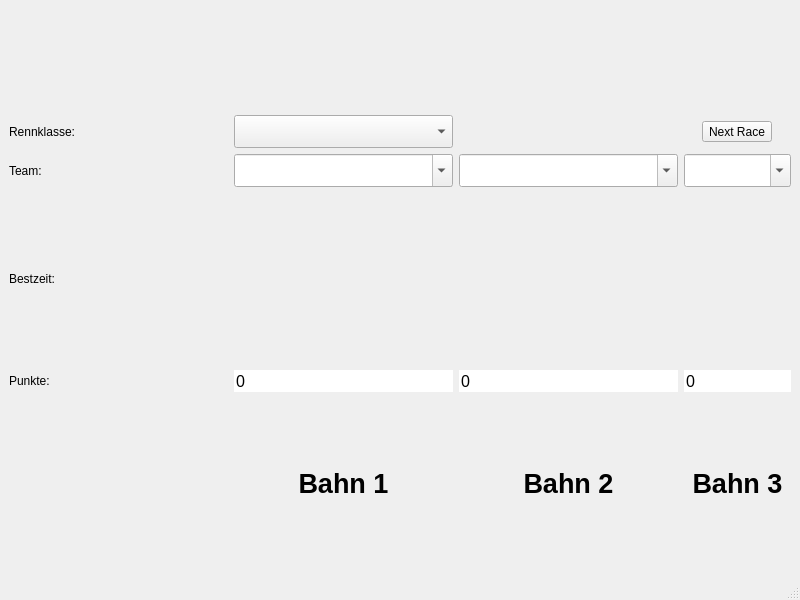
The window that gui/ctrl.ui (rhaschke/SMD) describes before a commit, drawn with Qt 5.
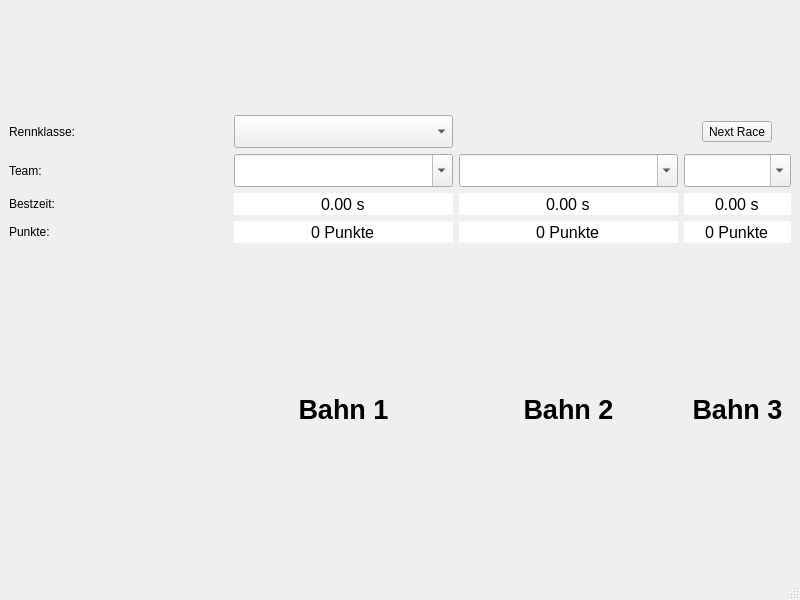
The same window after the commit. Icons and pictures are not drawn. Custom widgets are drawn as their Qt base class.

What changed in the file:
```diff
--- a/gui/ctrl.ui
+++ b/gui/ctrl.ui
@@ -268,12 +268,18 @@
         <property name="frame">
          <bool>false</bool>
         </property>
+        <property name="alignment">
+         <set>Qt::AlignCenter</set>
+        </property>
         <property name="readOnly">
          <bool>true</bool>
         </property>
         <property name="buttonSymbols">
          <enum>QAbstractSpinBox::NoButtons</enum>
         </property>
+        <property name="suffix">
+         <string> Punkte</string>
+        </property>
        </widget>
       </item>
       <item row="3" column="2">
@@ -286,12 +292,18 @@
         <property name="frame">
          <bool>false</bool>
         </property>
+        <property name="alignment">
+         <set>Qt::AlignCenter</set>
+        </property>
         <property name="readOnly">
          <bool>true</bool>
         </property>
         <property name="buttonSymbols">
          <enum>QAbstractSpinBox::NoButtons</enum>
         </property>
+        <property name="suffix">
+         <string> Punkte</string>
+        </property>
        </widget>
       </item>
       <item row="3" column="3">
@@ -304,12 +316,18 @@
         <property name="frame">
          <bool>false</bool>
         </property>
+        <property name="alignment">
+         <set>Qt::AlignCenter</set>
+        </property>
         <property name="readOnly">
          <bool>true</bool>
         </property>
         <property name="buttonSymbols">
          <enum>QAbstractSpinBox::NoButtons</enum>
         </property>
+        <property name="suffix">
+         <string> Punkte</string>
+        </property>
        </widget>
       </item>
       <item row="0" column="3">
@@ -323,6 +341,78 @@
         </item>
        </layout>
       </item>
+      <item row="2" column="1">
+       <widget class="QDoubleSpinBox" name="best_time_1">
+        <property name="font">
+         <font>
+          <pointsize>12</pointsize>
+         </font>
+        </property>
+        <property name="frame">
+         <bool>false</bool>
+        </property>
+        <property name="alignment">
+         <set>Qt::AlignCenter</set>
+        </property>
+        <property name="readOnly">
+         <bool>true</bool>
+        </property>
+        <property name="buttonSymbols">
+         <enum>QAbstractSpinBox::NoButtons</enum>
+        </property>
+        <property name="suffix">
+         <string> s</string>
+        </property>
+       </widget>
+      </item>
+      <item row="2" column="2">
+       <widget class="QDoubleSpinBox" name="best_time_2">
+        <property name="font">
+         <font>
+          <pointsize>12</pointsize>
+         </font>
+        </property>
+        <property name="frame">
+         <bool>false</bool>
+        </property>
+        <property name="alignment">
+         <set>Qt::AlignCenter</set>
+        </property>
+        <property name="readOnly">
+         <bool>true</bool>
+        </property>
+        <property name="buttonSymbols">
+         <enum>QAbstractSpinBox::NoButtons</enum>
+        </property>
+        <property name="suffix">
+         <string> s</string>
+        </property>
+       </widget>
+      </item>
+      <item row="2" column="3">
+       <widget class="QDoubleSpinBox" name="best_time_3">
+        <property name="font">
+         <font>
+          <pointsize>12</pointsize>
+         </font>
+        </property>
+        <property name="frame">
+         <bool>false</bool>
+        </property>
+        <property name="alignment">
+         <set>Qt::AlignCenter</set>
+        </property>
+        <property name="readOnly">
+         <bool>true</bool>
+        </property>
+        <property name="buttonSymbols">
+         <enum>QAbstractSpinBox::NoButtons</enum>
+        </property>
+        <property name="suffix">
+         <string> s</string>
+        </property>
+       </widget>
+      </item>
      </layout>
     </item>
    </layout>
```
